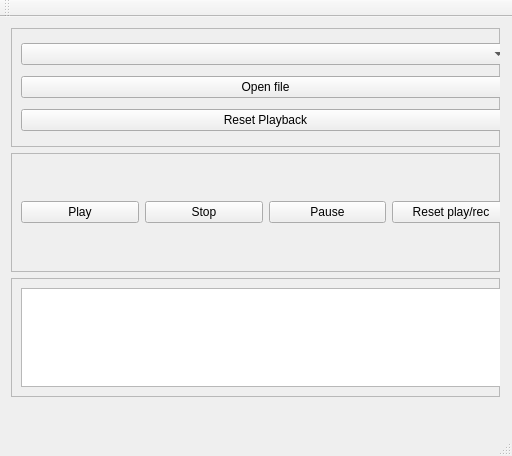
First picture: the form in playrec_test1/mainwindow.ui, repository lawrence-iviani/PlayRec, before the edit.
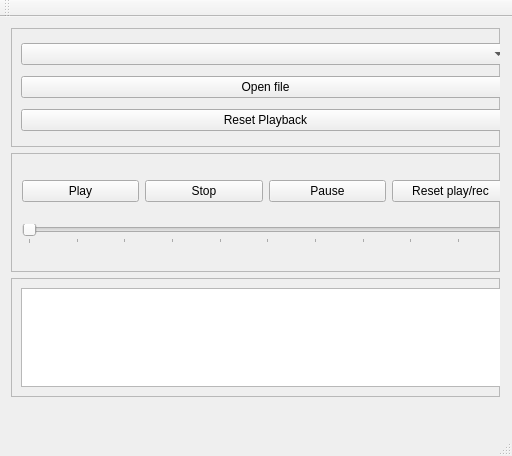
Second picture: the form after the edit.

Commit message:
Add position function on playback
The play class support the position
(check setposition)

```diff
--- a/playrec_test1/mainwindow.ui
+++ b/playrec_test1/mainwindow.ui
@@ -74,41 +74,54 @@
        <widget class="QWidget" name="horizontalLayoutWidget">
         <property name="geometry">
          <rect>
-          <x>-1</x>
-          <y>-1</y>
-          <width>511</width>
-          <height>121</height>
+          <x>0</x>
+          <y>0</y>
+          <width>509</width>
+          <height>119</height>
          </rect>
         </property>
-        <layout class="QHBoxLayout" name="layoutControls">
-         <item>
+        <layout class="QGridLayout" name="layoutControls">
+         <item row="0" column="0">
           <widget class="QPushButton" name="pushButtonPlay">
            <property name="text">
             <string>Play</string>
            </property>
           </widget>
          </item>
-         <item>
+         <item row="0" column="1">
           <widget class="QPushButton" name="pushButtonStop">
            <property name="text">
             <string>Stop</string>
            </property>
           </widget>
          </item>
-         <item>
-          <widget class="QPushButton" name="pushButtonPause">
-           <property name="text">
-            <string>Pause</string>
-           </property>
-          </widget>
-         </item>
-         <item>
+         <item row="0" column="3">
           <widget class="QPushButton" name="pushButtonResetALL">
            <property name="text">
             <string>Reset play/rec</string>
            </property>
           </widget>
          </item>
+         <item row="0" column="2">
+          <widget class="QPushButton" name="pushButtonPause">
+           <property name="text">
+            <string>Pause</string>
+           </property>
+          </widget>
+         </item>
+         <item row="1" column="0" colspan="4">
+          <widget class="QSlider" name="sliderStreamPosition">
+           <property name="orientation">
+            <enum>Qt::Horizontal</enum>
+           </property>
+           <property name="tickPosition">
+            <enum>QSlider::TicksBelow</enum>
+           </property>
+           <property name="tickInterval">
+            <number>10</number>
+           </property>
+          </widget>
+         </item>
         </layout>
        </widget>
       </widget>
```
Left out of the diff: 2 changed lines with no effect on the pictures. The commit also changes 11 other files.
